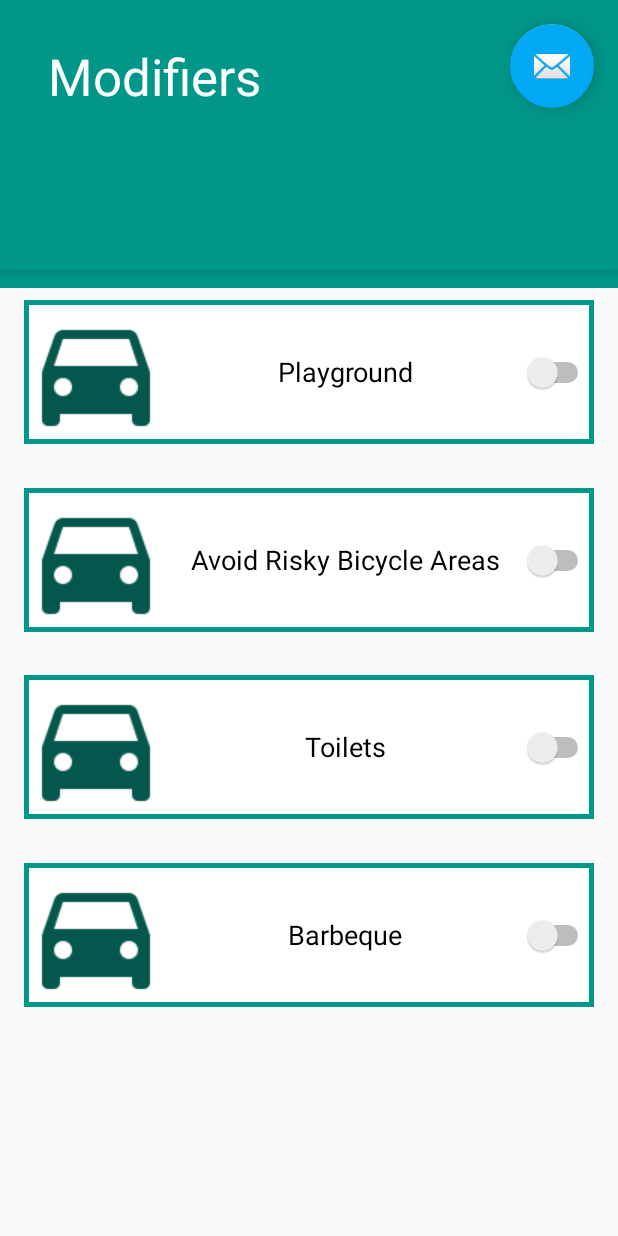
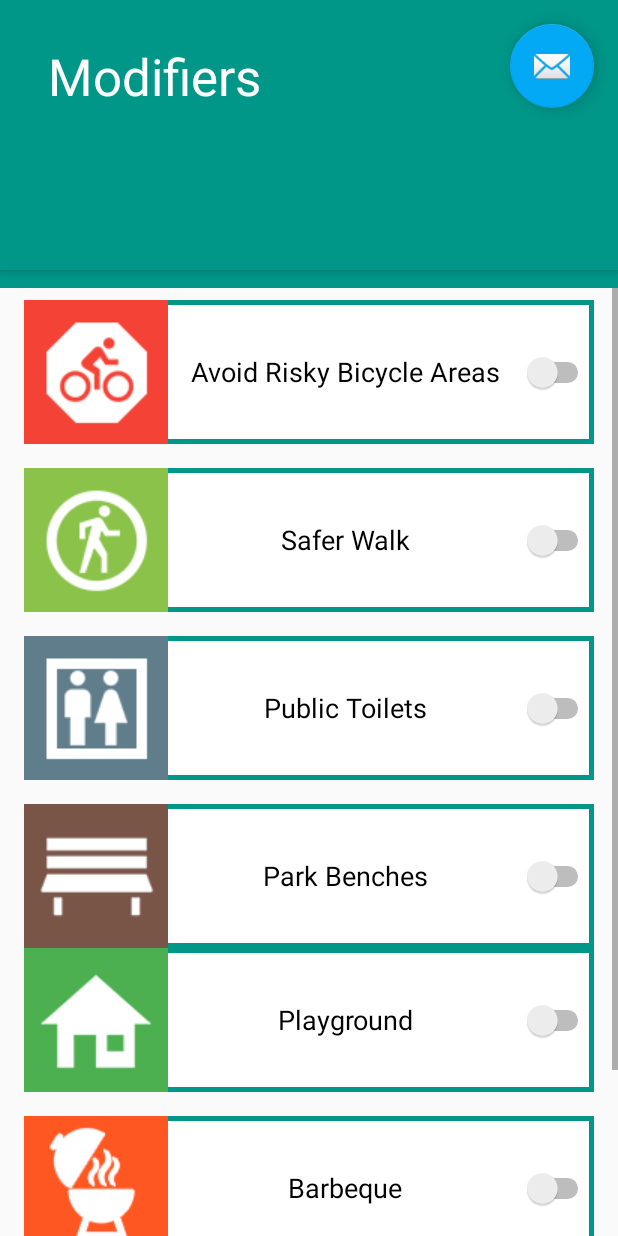
Before and after one commit to OldSchooool/Point2PointPlus, an Android app: the Modifiers screen opened directly, with no data from a screen before it, on a phone screen of 412 x 824 dp. Run offline under Robolectric (Android 15) with nearby library versions, the phone set to English and light mode, and no system bars.

Commit message:
Added all modifier icons

```diff
--- a/app/src/main/res/layout/content_modifiers.xml
+++ b/app/src/main/res/layout/content_modifiers.xml
@@ -12,8 +12,63 @@
         <LinearLayout
             android:layout_width="match_parent"
             android:layout_height="wrap_content"
-            android:orientation="vertical" />
-    </ScrollView>
+            android:orientation="vertical" >
+
+            <Switch
+                android:id="@+id/switch2"
+                android:layout_width="match_parent"
+                android:layout_height="wrap_content"
+                android:layout_marginLeft="16dp"
+                android:layout_marginRight="16dp"
+                android:layout_marginTop="200dp"
+                android:layout_weight="1"
+                android:background="@drawable/modifier_widget"
+                android:drawableStart="@drawable/bikecrashavoid"
+                android:text="Avoid Risky Bicycle Areas"
+                android:textAlignment="center"
+                android:textSize="18sp" />
+
+            <Switch
+                android:id="@+id/switch6"
+                android:layout_width="match_parent"
+                android:layout_height="wrap_content"
+                android:layout_marginLeft="16dp"
+                android:layout_marginRight="16dp"
+                android:layout_marginTop="16dp"
+                android:layout_weight="1"
+                android:background="@drawable/modifier_widget"
+                android:drawableStart="@drawable/saferwalk"
+                android:text="Safer Walk"
+                android:textAlignment="center"
+                android:textSize="18sp" />
+
+            <Switch
+                android:id="@+id/switch3"
+                android:layout_width="match_parent"
+                android:layout_height="wrap_content"
+                android:layout_marginLeft="16dp"
+                android:layout_marginRight="16dp"
+                android:layout_marginTop="16dp"
+                android:layout_weight="1"
+                android:background="@drawable/modifier_widget"
+                android:drawableStart="@drawable/publictoilets"
+                android:text="Public Toilets"
+                android:textAlignment="center"
+                android:textSize="18sp" />
+
+            <Switch
+                android:id="@+id/switch7"
+                android:layout_width="match_parent"
+                android:layout_height="wrap_content"
+                android:layout_marginLeft="16dp"
+                android:layout_marginRight="16dp"
+                android:layout_marginTop="16dp"
+                android:layout_weight="1"
+                android:background="@drawable/modifier_widget"
+                android:drawableStart="@drawable/parkbenches"
+                android:text="Park Benches"
+                android:textAlignment="center"
+                android:textSize="18sp" />
 
             <Switch
                 android:id="@+id/switch1"
@@ -21,10 +76,9 @@
                 android:layout_height="wrap_content"
                 android:layout_marginLeft="16dp"
                 android:layout_marginRight="16dp"
-        android:layout_marginTop="200dp"
                 android:layout_weight="1"
                 android:background="@drawable/modifier_widget"
-        android:drawableStart="@drawable/car_dark"
+                android:drawableStart="@drawable/playgrounds"
                 android:text="Playground"
                 android:textAlignment="center"
                 android:textSize="18sp" />
@@ -35,41 +89,30 @@
                 android:layout_height="wrap_content"
                 android:layout_marginLeft="16dp"
                 android:layout_marginRight="16dp"
-        android:layout_marginTop="575dp"
+                android:layout_marginTop="16dp"
                 android:layout_weight="1"
                 android:background="@drawable/modifier_widget"
-        android:drawableStart="@drawable/car_dark"
+                android:drawableStart="@drawable/bbq"
                 android:text="Barbeque"
                 android:textAlignment="center"
                 android:textSize="18sp" />
 
             <Switch
-        android:id="@+id/switch3"
+                android:id="@+id/switch5"
                 android:layout_width="match_parent"
                 android:layout_height="wrap_content"
                 android:layout_marginLeft="16dp"
                 android:layout_marginRight="16dp"
-        android:layout_marginTop="450dp"
+                android:layout_marginTop="16dp"
                 android:layout_weight="1"
                 android:background="@drawable/modifier_widget"
-        android:drawableStart="@drawable/car_dark"
-        android:text="Toilets"
+                android:drawableStart="@drawable/touristmode"
+                android:text="Tourist"
                 android:textAlignment="center"
                 android:textSize="18sp" />
 
-    <Switch
-        android:id="@+id/switch2"
-        android:layout_width="match_parent"
-        android:layout_height="wrap_content"
-        android:layout_marginLeft="16dp"
-        android:layout_marginRight="16dp"
-        android:layout_marginTop="325dp"
-        android:layout_weight="1"
-        android:background="@drawable/modifier_widget"
-        android:drawableStart="@drawable/car_dark"
-        android:text="Avoid Risky Bicycle Areas"
-        android:textAlignment="center"
-        android:textSize="18sp" />
+        </LinearLayout>
+    </ScrollView>
 
     <android.support.design.widget.AppBarLayout
         android:id="@+id/appbar"
```
Also changed, not shown: app/src/main/res/drawable/bbq.png (added), app/src/main/res/drawable/bikecrashavoid.png (added), app/src/main/res/drawable/parkbenches.png (added), app/src/main/res/drawable/playgrounds.png (added), app/src/main/res/drawable/publictoilets.png (added), app/src/main/res/drawable/saferwalk.png (added), app/src/main/res/drawable/touristmode.png (added). Lines whose indentation alone changed are shown as unchanged.
